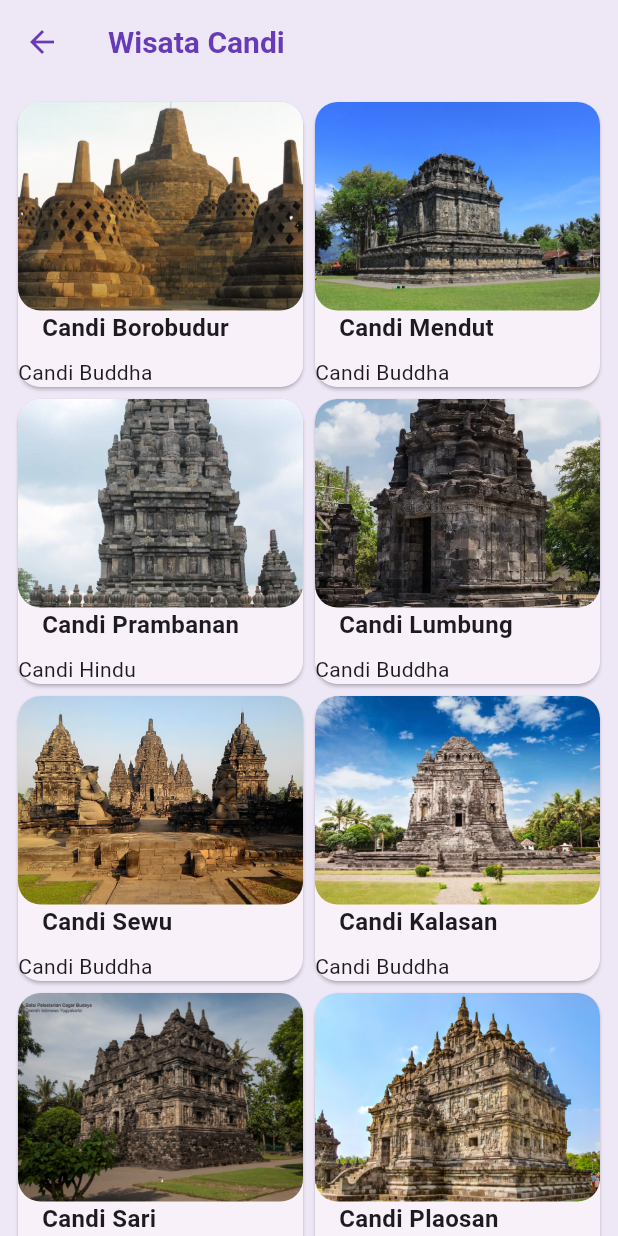
After one commit to tifanygiera/wisata_candi_-aginda-, a Flutter app: the HomeScreen screen opened directly, on a phone screen of 412 x 824 dp. The commit adds this screen. Run offline on Flutter 3.47's test engine with Material 2 defaults, Android fonts, the phone set to English and light mode, and no system bars.

Commit message:
home screen

```diff
--- /dev/null
+++ b/lib/screens/home_screen.dart
@@ -0,0 +1,33 @@
+import 'package:flutter/material.dart';
+import 'package:wisata_candi/data/candi_data.dart';
+import '../models/candi.dart';
+import '../widgets/item_card.dart';
+
+class HomeScreen extends StatefulWidget {
+  const HomeScreen({super.key});
+
+  @override
+  State<HomeScreen> createState() => _HomeScreenState();
+}
+
+class _HomeScreenState extends State<HomeScreen> {
+  @override
+  Widget build(BuildContext context) {
+    return Scaffold(
+      // TODO: 1 Buat appbar dengan judul Wisata Candi
+      appBar: AppBar(title: Text('Wisata Candi')),
+      // TODO: 2 Body dengan GridView.builder
+      body: GridView.builder(
+          gridDelegate: SliverGridDelegateWithFixedCrossAxisCount(
+            crossAxisCount: 2,
+          ),
+          padding: EdgeInsets.all(8.0),
+          itemCount: candiList.length,
+          itemBuilder: (context, index) {
+            Candi candi = candiList[index];
+            return ItemCard(candi : candi);
+          }),
+      // TODO: 3 Buat ItemCard sebagai return dari GridView.builder
+    );
+  }
+}
--- a/lib/screens/sign_up_screen.dart
+++ b/lib/screens/sign_up_screen.dart
@@ -1,3 +1,4 @@
+
 import 'package:flutter/gestures.dart';
 import 'package:flutter/material.dart';
 
--- /dev/null
+++ b/lib/widgets/item_card.dart
@@ -0,0 +1,57 @@
+import 'package:flutter/material.dart';
+
+import '../models/candi.dart';
+
+
+class ItemCard extends StatelessWidget{
+  // TODO: 1 Deklarasikan
+  // pada konstruktor
+  ItemCard({super.key, required this.candi});
+  final Candi candi;
+
+  @override
+  Widget build(BuildContext context) {
+    // TODO: 6 Implementasi routing ke DetailScreen
+    return Card(
+      shape: RoundedRectangleBorder(
+        borderRadius: BorderRadius.circular(15),
+      ),
+      margin: EdgeInsets.all(4),
+      elevation: 1,
+      // TODO: 2 Tetapkan parameter shape, margin dan elevation
+      child: Column(
+        crossAxisAlignment: CrossAxisAlignment.start,
+        children: [
+          // TODO: 3 Buat Image sebagai anak dari Column
+          Expanded(
+            // TODO: 7 Implementasi Hero animation
+            child: ClipRRect(
+              borderRadius: BorderRadius.circular(15),
+              child: Image.asset(candi.imageAsset,
+                width: double.infinity,
+                fit: BoxFit.cover,
+              ),
+            ),
+          ),
+          // TODO: 4 Buat Text sebagai anak dari Column
+          Padding(
+            padding: const EdgeInsets.only(
+              left: 16,
+              bottom: 8,
+            ),
+            child: Text(
+              candi.name,
+              style:  TextStyle(
+                fontSize: 16,
+                fontWeight: FontWeight.bold,
+              ),
+
+            ),
+          ),
+          // TODO: 5 Buat Text sebagai anak dari Column
+          Text(candi.type),
+        ],
+      ),
+    );
+  }
+}
```
Also changed, not shown: lib/main.dart (+17 -2 lines), lib/screens/search_screen.dart (added, +99 -0 lines).
